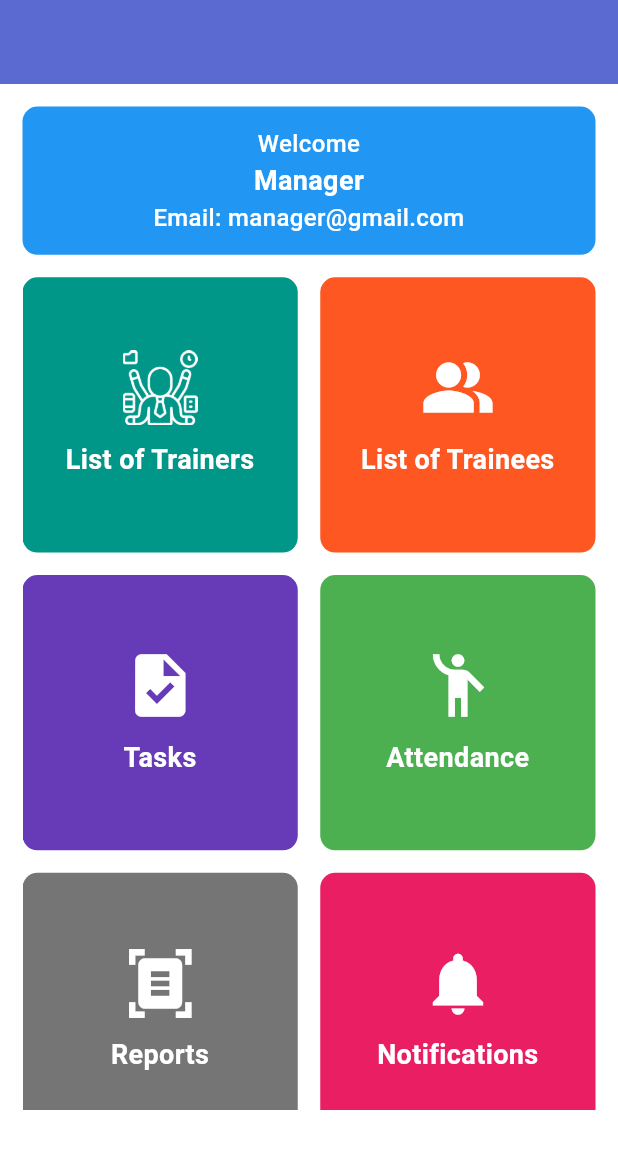
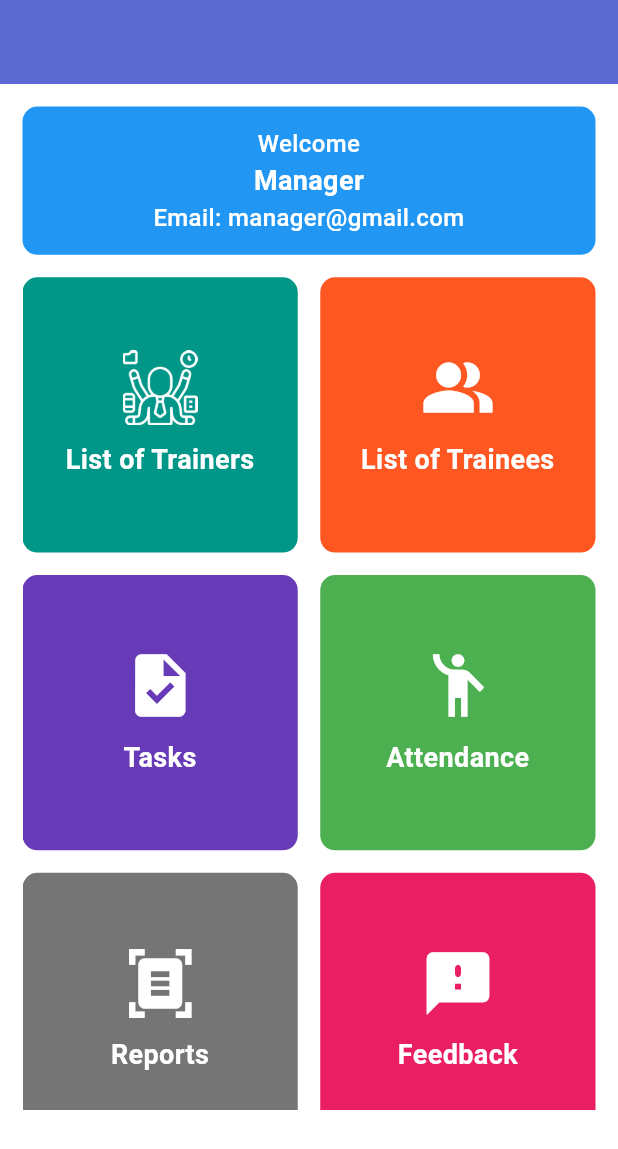
Before and after one commit to Sara2001-github/mentor-mate-flutter, a Flutter app: the ManagerHomeScreen screen opened directly, on a phone screen of 412 x 824 dp. Shown: the top 1149 px of the screen. Run offline on Flutter 3.47's test engine with Material 3 defaults, Android fonts, the phone set to English and light mode, and no system bars; our stand-ins replace cloud_firestore, dash_chat_2, device_info_plus, firebase_auth, firebase_core, fluttertoast and 3 more; missing offline and left inert: chat_gpt_sdk, syncfusion_flutter_xlsio; accounts and stored records are empty.

Commit message:
Feedback

```diff
--- a/lib/screens/manager/manager_home_screen.dart
+++ b/lib/screens/manager/manager_home_screen.dart
@@ -7,6 +7,7 @@ import 'package:mentor_mate/app_utils.dart';
 import 'package:mentor_mate/constants.dart';
 import 'package:mentor_mate/screens/download_file.dart';
 import 'package:mentor_mate/screens/manager/trainers_screen.dart';
+import 'package:mentor_mate/screens/trainee/notifications_screen.dart';
 import 'package:mentor_mate/screens/trainer/attendance_screen.dart';
 import 'package:mentor_mate/screens/trainer/send_notification_screen.dart';
 import 'package:mentor_mate/screens/trainer/tasks_screen.dart';
@@ -364,7 +365,7 @@ class _ManagerHomeScreenState extends State<ManagerHomeScreen> {
                   InkWell(
                     onTap: (){
                       Navigator.push(context,
-                          MaterialPageRoute(builder: (BuildContext context) => const SendNotificationScreen()));
+                          MaterialPageRoute(builder: (BuildContext context) => const NotificationsScreen()));
                     },
                     child: Container(
                       height: size.height * 0.22,
@@ -377,7 +378,7 @@ class _ManagerHomeScreenState extends State<ManagerHomeScreen> {
                         mainAxisAlignment: MainAxisAlignment.center,
                         children: [
                           Icon(
-                            Icons.notifications,
+                            Icons.feedback_rounded,
                             color: Colors.white,
                             size: 50,
                           ),
@@ -385,7 +386,7 @@ class _ManagerHomeScreenState extends State<ManagerHomeScreen> {
                             height: 10,
                           ),
                           Text(
-                            "Notifications",
+                            "Feedback",
                             textAlign: TextAlign.center,
                             style: TextStyle(
                                 color: Colors.white,
--- a/lib/screens/trainee/notifications_screen.dart
+++ b/lib/screens/trainee/notifications_screen.dart
@@ -27,7 +27,7 @@ class _NotificationsScreenState extends State<NotificationsScreen> {
         backgroundColor: primaryColor,
         centerTitle: true,
         title: const Text(
-          "Notification",
+          "Feedback",
           style: TextStyle(color: Colors.white, fontWeight: FontWeight.w500),
         ),
       ),
@@ -82,7 +82,7 @@ class _NotificationsScreenState extends State<NotificationsScreen> {
                                   ],
                                 ),
                                 trailing: Text(
-                                    snapshot.data!.docs[index]["description"],
+                                    snapshot.data!.docs[index]["description"] ?? "",
                                     style: const TextStyle(
                                         fontFamily: "Poppins",
                                         color: Colors.green,
--- a/lib/screens/trainee/trainee_home_screen.dart
+++ b/lib/screens/trainee/trainee_home_screen.dart
@@ -231,7 +231,7 @@ class _TraineeHomeScreenState extends State<TraineeHomeScreen> {
                   InkWell(
                     onTap: (){
                       Navigator.push(context,
-                          MaterialPageRoute(builder: (BuildContext context) => const NotificationsScreen()));
+                          MaterialPageRoute(builder: (BuildContext context) => const SendNotificationScreen()));
                     },
                     child: Container(
                       height: size.height * 0.25,
@@ -243,9 +243,9 @@ class _TraineeHomeScreenState extends State<TraineeHomeScreen> {
                         crossAxisAlignment: CrossAxisAlignment.center,
                         mainAxisAlignment: MainAxisAlignment.center,
                         children: [
-                          Icon(Icons.notifications, color: Colors.white, size: 50,),
+                          Icon(Icons.feedback_rounded, color: Colors.white, size: 50,),
                           SizedBox(height: 10,),
-                          Text("Notifications",
+                          Text("Feedback",
                             textAlign: TextAlign.center,
                             style: TextStyle(
                                 color: Colors.white,
--- a/lib/screens/trainer/send_notification_screen.dart
+++ b/lib/screens/trainer/send_notification_screen.dart
@@ -26,7 +26,7 @@ class _SendNotificationScreenState extends State<SendNotificationScreen> {
         backgroundColor: primaryColor,
         centerTitle: true,
         title: const Text(
-          "Send Notification",
+          "Feedback",
           style: TextStyle(color: Colors.white, fontWeight: FontWeight.w500),
         ),
       ),
@@ -104,7 +104,7 @@ class _SendNotificationScreenState extends State<SendNotificationScreen> {
                 fontFamily: "Poppins",
                 fontWeight: FontWeight.w400,
               ),
-              labelText: 'Description',
+              labelText: 'Type your feedback here..',
               labelStyle: const TextStyle(
                 color: textColor,
                 fontSize: 16,
--- a/lib/screens/trainer/trainer_home_screen.dart
+++ b/lib/screens/trainer/trainer_home_screen.dart
@@ -199,7 +199,7 @@ class _TrainerHomeScreenState extends State<TrainerHomeScreen> {
                   InkWell(
                       onTap: (){
                         Navigator.push(context,
-                            MaterialPageRoute(builder: (BuildContext context) => const SendNotificationScreen()));
+                            MaterialPageRoute(builder: (BuildContext context) => const NotificationsScreen()));
                       },
                     child: Container(
                       height: size.height * 0.25,
@@ -212,7 +212,7 @@ class _TrainerHomeScreenState extends State<TrainerHomeScreen> {
                         mainAxisAlignment: MainAxisAlignment.center,
                         children: [
                           Icon(
-                            Icons.notifications,
+                            Icons.feedback_rounded,
                             color: Colors.white,
                             size: 50,
                           ),
@@ -220,7 +220,7 @@ class _TrainerHomeScreenState extends State<TrainerHomeScreen> {
                             height: 10,
                           ),
                           Text(
-                            "Notifications",
+                            "Feedback",
                             textAlign: TextAlign.center,
                             style: TextStyle(
                                 color: Colors.white,
```
